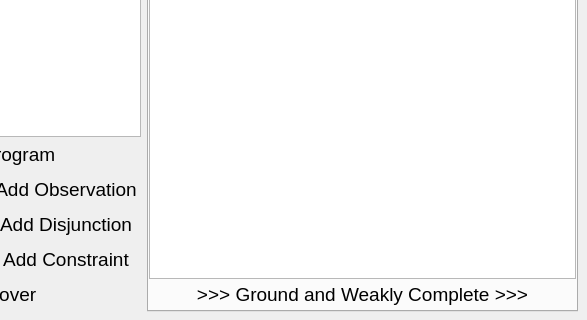
First picture: the form in ui/main.ui, repository theShirNick/WCS, before the edit; both pictures show x 160 to 747 and y 98 to 418 of the 747 by 418 pixel window.
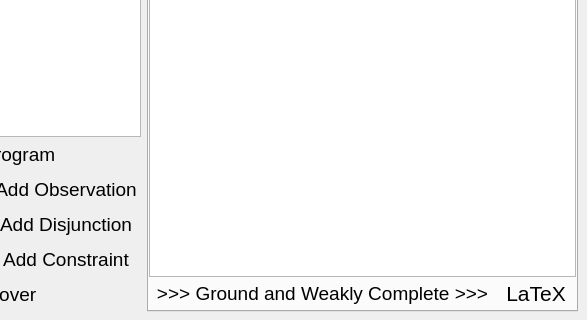
Second picture: the form after the edit. The open tabs and pages were chosen to show the change.

```diff
--- a/ui/main.ui
+++ b/ui/main.ui
@@ -47,7 +47,7 @@
      <height>400</height>
     </size>
    </property>
-   <layout class="QHBoxLayout" name="horizontalLayout" stretch="5,8">
+   <layout class="QHBoxLayout" name="horizontalLayout" stretch="5,0">
     <item>
      <layout class="QGridLayout" name="gridLayout">
       <property name="topMargin">
@@ -486,6 +486,8 @@
          </widget>
         </item>
         <item>
+         <layout class="QHBoxLayout" name="horizontalLayout_2">
+          <item>
          <widget class="QPushButton" name="to_wc_button">
           <property name="enabled">
            <bool>true</bool>
@@ -509,6 +511,18 @@
           </property>
          </widget>
         </item>
+          <item>
+           <widget class="QPushButton" name="p_latex">
+            <property name="text">
+             <string>LaTeX</string>
+            </property>
+            <property name="flat">
+             <bool>true</bool>
+            </property>
+           </widget>
+          </item>
+         </layout>
+        </item>
        </layout>
       </widget>
       <widget class="QWidget" name="wcPtab">
```
Left out of the diff: 328 changed lines with no effect on the pictures. Lines whose indentation alone changed are shown as unchanged.
